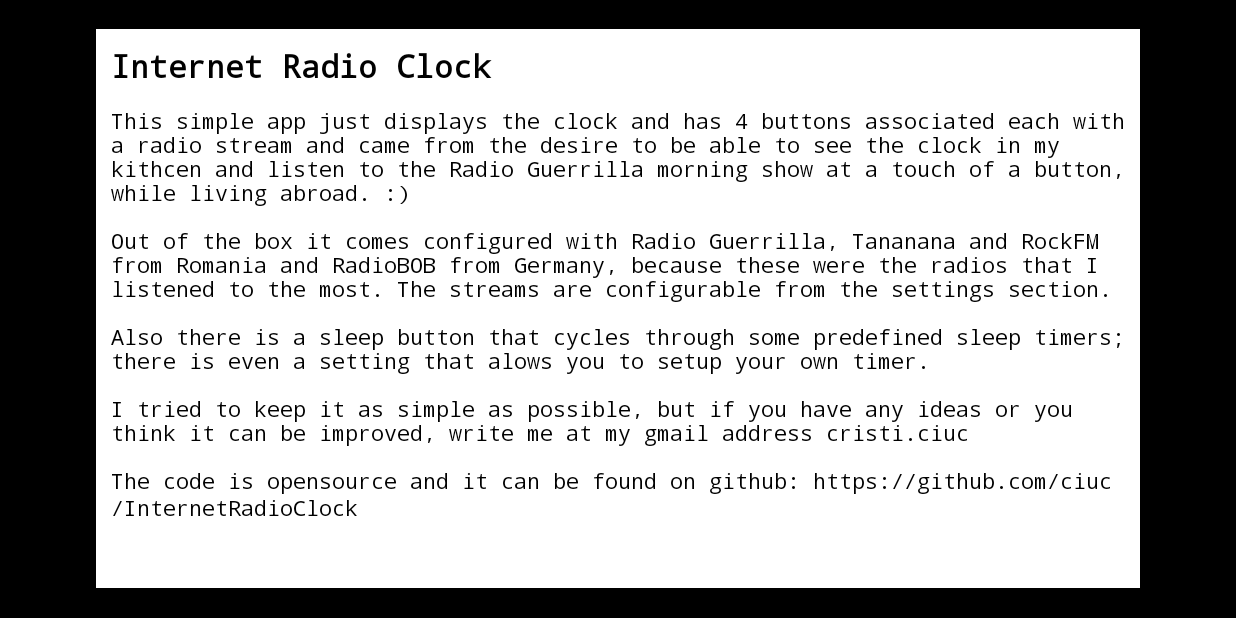
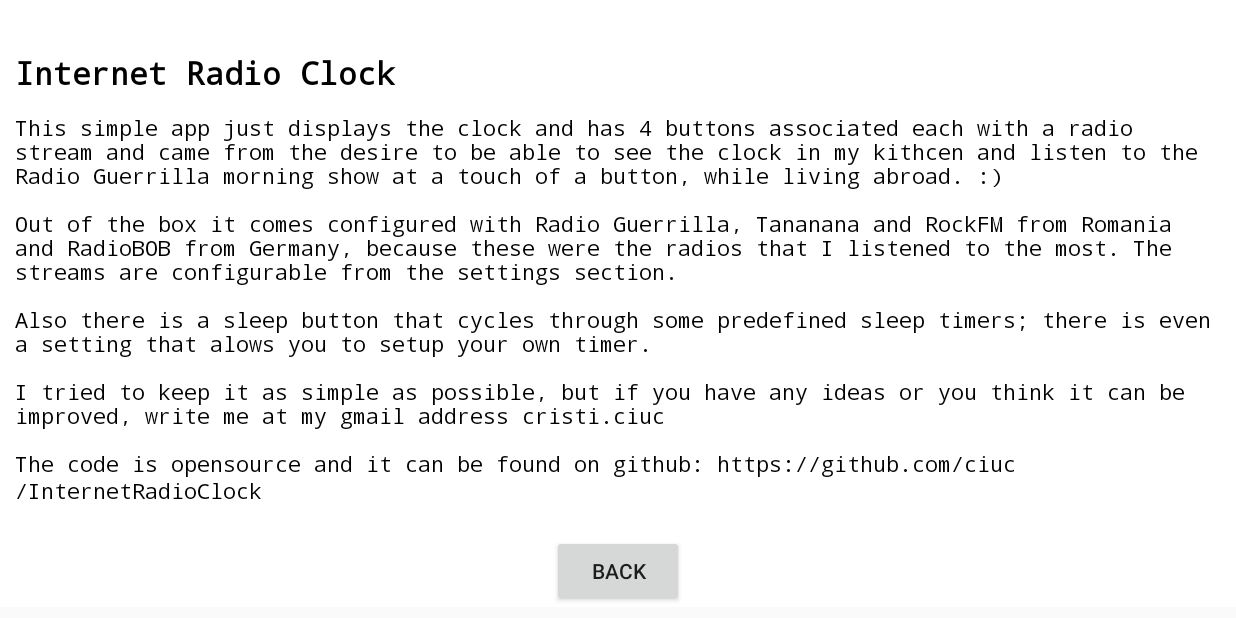
Before and after one commit to ciuc/InternetRadioClock, an Android app: the AboutActivity screen opened directly, with no data from a screen before it, on a phone screen of 824 x 412 dp (held sideways). Run offline under Robolectric (Android 15) with nearby library versions, the phone set to English and light mode, and no system bars; our stand-ins replace Timber; 2 statements that could not run were skipped.

Commit message:
Changed layout so it displays the sleep button in top right corner; changed about activity layout and added a back button

```diff
--- a/InternetRadioClock/src/main/java/ro/antiprotv/radioclock/AboutActivity.java
+++ b/InternetRadioClock/src/main/java/ro/antiprotv/radioclock/AboutActivity.java
@@ -4,11 +4,16 @@
  */
 package ro.antiprotv.radioclock;
 
+import android.content.Intent;
+import android.graphics.drawable.ColorDrawable;
 import android.os.Bundle;
 import android.os.PersistableBundle;
+import android.support.v7.app.ActionBar;
 import android.support.v7.app.AppCompatActivity;
 import android.text.Html;
 import android.util.Log;
+import android.view.View;
+import android.widget.Button;
 import android.widget.TextView;
 
 import timber.log.Timber;
@@ -27,6 +32,15 @@
         setContentView(R.layout.activity_about);
         TextView foo = (TextView) findViewById(R.id.aboutText);
         foo.setText(Html.fromHtml(getString(R.string.about_text)));
+        Button back = findViewById(R.id.about_back);
+        back.setOnClickListener(new View.OnClickListener() {
+            @Override
+            public void onClick(View v) {
+                Intent clock = new Intent();
+                clock.setClassName(AboutActivity.this, "ro.antiprotv.radioclock.ClockActivity");
+                startActivity(clock);
+            }
+        });
     }
 
     @Override
--- a/InternetRadioClock/src/main/java/ro/antiprotv/radioclock/ClockActivity.java
+++ b/InternetRadioClock/src/main/java/ro/antiprotv/radioclock/ClockActivity.java
@@ -127,7 +127,7 @@
             Timber.plant(new Timber.DebugTree());
         }
         mVisible = true;
-        mControlsView = findViewById(R.id.fullscreen_content_controls);
+        mControlsView = findViewById(R.id.mainLayout);
         mContentView = (TextView) findViewById(R.id.fullscreen_content);
 
         // Set up the user interaction to manually show or hide the system UI.
--- a/InternetRadioClock/src/main/res/layout/activity_about.xml
+++ b/InternetRadioClock/src/main/res/layout/activity_about.xml
@@ -1,14 +1,18 @@
 <?xml version="1.0" encoding="utf-8"?>
+<ScrollView xmlns:android="http://schemas.android.com/apk/res/android"
+    xmlns:tools="http://schemas.android.com/tools"
+    xmlns:app="http://schemas.android.com/apk/res-auto"
+    android:layout_width="match_parent"
+    android:layout_height="match_parent"
+    app:title="@string/settings.menu.about"
+    tools:context="ro.antiprotv.radioclock.AboutActivity">
+
 <RelativeLayout xmlns:android="http://schemas.android.com/apk/res/android"
     xmlns:tools="http://schemas.android.com/tools"
-    android:layout_width="match_parent"
-    android:layout_height="match_parent"
-    android:paddingBottom="@dimen/activity_vertical_margin"
-    android:paddingLeft="@dimen/activity_horizontal_margin"
-    android:paddingRight="@dimen/activity_horizontal_margin"
-    android:paddingTop="@dimen/activity_vertical_margin"
+    android:layout_width="fill_parent"
+    android:layout_height="fill_parent"
     tools:context="ro.antiprotv.radioclock.AboutActivity"
-    android:background="#000000">
+    android:background="#ffffff">
 
     <TextView
         android:layout_width="wrap_content"
@@ -24,4 +28,12 @@
         android:layout_alignParentStart="true"
         android:scrollbars = "vertical"
         android:textIsSelectable="true"/>
+    <Button
+        android:id="@+id/about_back"
+        android:layout_width="wrap_content"
+        android:layout_height="wrap_content"
+        android:layout_centerHorizontal="true"
+        android:layout_below="@+id/aboutText"
+        android:text="@string/back"/>
 </RelativeLayout>
+</ScrollView>
--- a/InternetRadioClock/src/main/res/values/strings.xml
+++ b/InternetRadioClock/src/main/res/values/strings.xml
@@ -110,6 +110,8 @@
     <string name="setting.name.clockSize">Clock Size</string>
     <string name="setting.default.clockSize">100</string>
 
+    <string name="back">Back</string>
+
     <string name="about.text"><![CDATA[
     <h1>Internet Radio Clock<h1>
 <p>This simple app just displays the clock and has 4 buttons associated each with a radio stream and came from the desire to be able to see the clock in  my kithcen and listen to the Radio Guerrilla morning show at a touch of a button, while living abroad. :)</p>
```
Also changed, not shown: InternetRadioClock/src/main/res/layout/activity_main.xml (+28 -31 lines).
